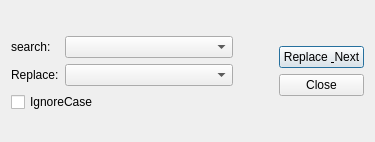
Before: the Qt Designer form viMarkdown/viMarkdown/ReplaceDialog.ui in shigmas/viMarkdown, drawn with Qt 5.
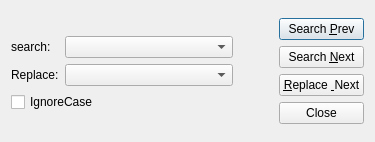
After: the same form once the commit is applied.

Commit message: 0624 ◎ C 02/07 02/07 01028│ToDo│置換ダイアログ：【前検索】【次検索】ボタン追加

The edit to the form file:
```diff
--- a/viMarkdown/viMarkdown/ReplaceDialog.ui
+++ b/viMarkdown/viMarkdown/ReplaceDialog.ui
@@ -106,6 +106,20 @@
        </property>
       </spacer>
      </item>
+     <item>
+      <widget class="QPushButton" name="pushButton_2">
+       <property name="text">
+        <string>Search &amp;Prev</string>
+       </property>
+      </widget>
+     </item>
+     <item>
+      <widget class="QPushButton" name="pushButton">
+       <property name="text">
+        <string>Search &amp;Next</string>
+       </property>
+      </widget>
+     </item>
      <item>
       <widget class="QPushButton" name="replaceNextButton">
        <property name="maximumSize">
@@ -115,7 +129,7 @@
         </size>
        </property>
        <property name="text">
-        <string>Replace &amp; Next</string>
+        <string>&amp;Replace &amp; Next</string>
        </property>
       </widget>
      </item>
```
The commit also changes 2 other files.
